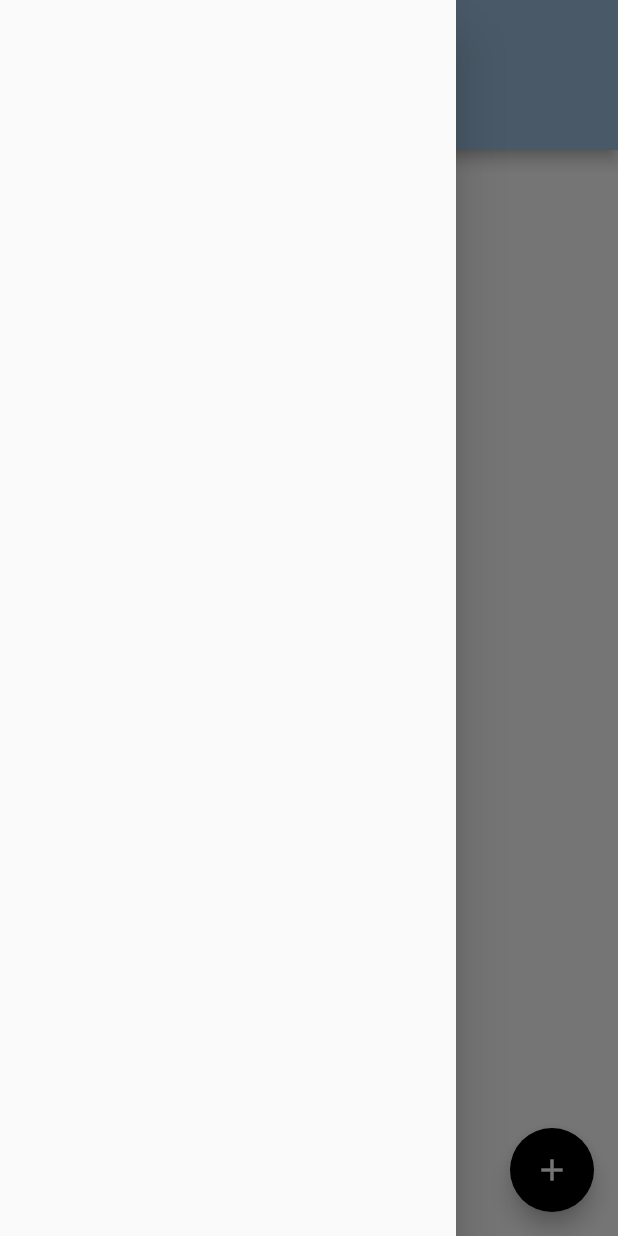
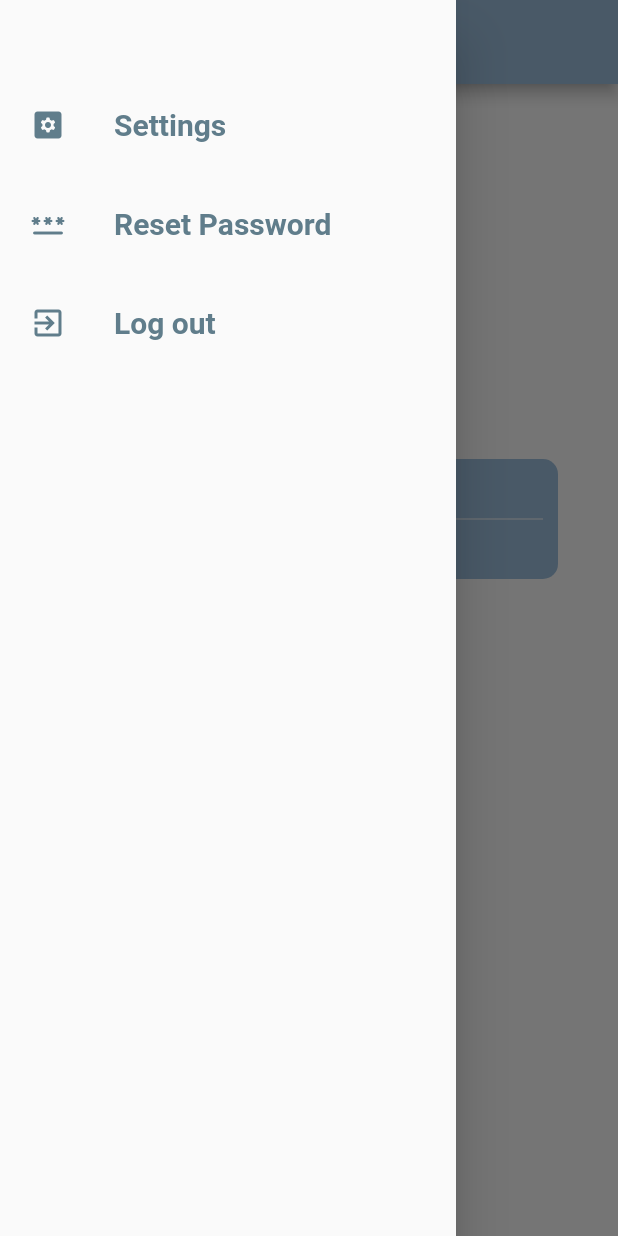
Before and after one commit to mansi05041/Child_Vaccination_Management_System, a Flutter app: the Profile screen opened directly, with the side drawer open, on a phone screen of 412 x 824 dp. Run offline on Flutter 3.47's test engine with Material 2 defaults, Android fonts, the phone set to English and light mode, and no system bars; our stand-ins replace animated_splash_screen, cloud_firestore, datetime_picker_formfield, firebase_auth, firebase_core, google_fonts and 3 more; accounts and stored records are empty.

Commit message:
Update Profile.dart

```diff
--- a/lib/screen/pages/Profile.dart
+++ b/lib/screen/pages/Profile.dart
@@ -1,5 +1,7 @@
 import 'package:child_vaccination/helper/helperFunction.dart';
-import 'package:child_vaccination/screen/childCreate.dart';
+import 'package:child_vaccination/screen/LoginPage.dart';
+import 'package:child_vaccination/screen/ResetPassword.dart';
+import 'package:child_vaccination/screen/setting.dart';
 import 'package:child_vaccination/services/authenticationService.dart';
 import 'package:flutter/material.dart';
 
@@ -11,40 +13,44 @@ class Profile extends StatefulWidget {
 }
 
 class _ProfileState extends State<Profile> {
-  String Pname = "";
+  String name = "";
+  String email = "";
   bool _isLoading = false;
+  bool _isVerified = false;
   AuthenticationService authenticationService = AuthenticationService();
 
-  @override
   @override
   void initState() {
     super.initState();
     gettingUserData();
   }
 
-  // function to get the user data
   Future<void> gettingUserData() async {
+    // show the loading detector
     setState(() {
       _isLoading = true;
     });
 
     try {
-      // fetch the username from shared preferences
-      String? userName = await HelperFunction.getUserName();
-      if (userName == null) {
-        // user not found
+      // fetch the user Email from shared preference
+      await HelperFunction.getUserEmail().then((value) {
         setState(() {
-          Pname = "Unknown";
+          email = value!;
         });
-      } else {
+      });
+      // fetch the name from shared prefernce
+      await HelperFunction.getUserName().then((value) {
         setState(() {
-          Pname = userName;
+          name = value!;
         });
-      }
+      });
     } catch (e) {
-      throw (e);
+      setState(() {
+        name = "Unknown";
+        email = "unknown@Email";
+      });
     } finally {
-      // hide loading indicator
+      // hide the loading indicator
       setState(() {
         _isLoading = false;
       });
@@ -54,43 +60,201 @@ class _ProfileState extends State<Profile> {
   @override
   Widget build(BuildContext context) {
     return Scaffold(
+      resizeToAvoidBottomInset: false,
       appBar: AppBar(
         backgroundColor: Theme.of(context).primaryColor,
-        toolbarHeight: 100,
       ),
-      drawer: Drawer(),
-      body: Center(
-        child: SingleChildScrollView(
+      drawer: Drawer(
+        child: ListView(
+          padding: const EdgeInsets.symmetric(vertical: 50),
+          children: <Widget>[
+            ListTile(
+              onTap: () async {
+                Navigator.of(context).push(
+                  MaterialPageRoute(builder: (context) => const SettingPage()),
+                );
+              },
+              contentPadding:
+                  const EdgeInsets.symmetric(horizontal: 20, vertical: 5),
+              leading: const Icon(
+                Icons.settings_applications_rounded,
+                color: Colors.blueGrey,
+              ),
+              title: const Text(
+                "Settings",
+                style: TextStyle(
+                  color: Colors.blueGrey,
+                  fontSize: 20,
+                  fontWeight: FontWeight.bold,
+                ),
+              ),
+            ),
+            ListTile(
+              onTap: () async {
+                showDialog(
+                    barrierDismissible: false,
+                    context: context,
+                    builder: (context) {
+                      return AlertDialog(
+                        title: const Text("Reset Password"),
+                        content:
+                            const Text("Are you sure to reset the password?"),
+                        actions: [
+                          IconButton(
+                            onPressed: () {
+                              Navigator.pop(context);
+                            },
+                            icon: const Icon(
+                              Icons.cancel,
+                              color: Colors.red,
+                            ),
+                          ),
+                          IconButton(
+                            onPressed: () async {
+                              await authenticationService.SignOut();
+                              Navigator.of(context).push(
+                                MaterialPageRoute(
+                                    builder: (context) =>
+                                        const ResetPassword()),
+                              );
+                            },
+                            icon: const Icon(
+                              Icons.done,
+                              color: Colors.green,
+                            ),
+                          ),
+                        ],
+                      );
+                    });
+              },
+              contentPadding:
+                  const EdgeInsets.symmetric(horizontal: 20, vertical: 5),
+              leading: const Icon(
+                Icons.password_rounded,
+                color: Colors.blueGrey,
+              ),
+              title: const Text(
+                "Reset Password",
+                style: TextStyle(
+                  color: Colors.blueGrey,
+                  fontSize: 20,
+                  fontWeight: FontWeight.bold,
+                ),
+              ),
+            ),
+            ListTile(
+              onTap: () async {
+                showDialog(
+                    barrierDismissible: false,
+                    context: context,
+                    builder: (context) {
+                      return AlertDialog(
+                        title: const Text("LogOut"),
+                        content: const Text("Are you sure to logout?"),
+                        actions: [
+                          IconButton(
+                            onPressed: () {
+                              Navigator.pop(context);
+                            },
+                            icon: const Icon(
+                              Icons.cancel,
+                              color: Colors.red,
+                            ),
+                          ),
+                          IconButton(
+                            onPressed: () async {
+                              await authenticationService.SignOut();
+                              Navigator.of(context).pushAndRemoveUntil(
+                                  MaterialPageRoute(
+                                      builder: (context) => const LoginPage()),
+                                  (route) => false);
+                            },
+                            icon: const Icon(
+                              Icons.done,
+                              color: Colors.green,
+                            ),
+                          ),
+                        ],
+                      );
+                    });
+              },
+              contentPadding:
+                  const EdgeInsets.symmetric(horizontal: 20, vertical: 5),
+              leading: const Icon(
+                Icons.exit_to_app_outlined,
+                color: Colors.blueGrey,
+              ),
+              title: const Text(
+                "Log out",
+                style: TextStyle(
+                  color: Colors.blueGrey,
+                  fontSize: 20,
+                  fontWeight: FontWeight.bold,
+                ),
+              ),
+            ),
+          ],
+        ),
+      ),
+      body: SingleChildScrollView(
+        padding: const EdgeInsets.symmetric(horizontal: 40, vertical: 100),
         child: Column(
           mainAxisAlignment: MainAxisAlignment.start,
           children: [
-              // image
             const CircleAvatar(
               radius: 60,
               backgroundImage: AssetImage('assets/images/profile.png'),
             ),
             const SizedBox(
-                height: 10,
+              height: 30,
             ),
-              // name
             Container(
-                margin: const EdgeInsets.symmetric(horizontal: 20),
-                padding:
-                    const EdgeInsets.symmetric(vertical: 10, horizontal: 5),
               decoration: BoxDecoration(
+                color: Theme.of(context).primaryColor,
                 borderRadius: BorderRadius.circular(10),
-                  color: Theme.of(context).primaryColor,
               ),
+              padding: const EdgeInsets.all(10),
               child: Column(
-                  crossAxisAlignment: CrossAxisAlignment.center,
+                crossAxisAlignment: CrossAxisAlignment.start,
                 children: [
+                  Row(
+                    mainAxisAlignment: MainAxisAlignment.spaceBetween,
+                    children: [
+                      const Text(
+                        "User Name",
+                        style: TextStyle(
+                            fontSize: 17,
+                            color: Colors.white,
+                            fontWeight: FontWeight.bold),
+                      ),
                       Text(
-                      '$Pname',
+                        "$name",
+                        style: const TextStyle(
+                            fontSize: 17,
+                            color: Colors.white,
+                            fontWeight: FontWeight.bold),
+                      ),
+                    ],
+                  ),
+                  const Divider(height: 20, color: Colors.white),
+                  Row(
+                    mainAxisAlignment: MainAxisAlignment.spaceBetween,
+                    children: [
+                      const Text(
+                        "Email",
                         style: TextStyle(
-                        fontSize: MediaQuery.of(context).size.width * 0.05,
-                        fontWeight: FontWeight.bold,
+                            fontSize: 17,
                             color: Colors.white,
+                            fontWeight: FontWeight.bold),
                       ),
+                      Text(
+                        "$email",
+                        style: const TextStyle(
+                            fontSize: 17,
+                            color: Colors.white,
+                            fontWeight: FontWeight.bold),
+                      ),
+                    ],
                   ),
                 ],
               ),
@@ -98,25 +262,6 @@ class _ProfileState extends State<Profile> {
           ],
         ),
       ),
-      ),
-      floatingActionButton: FloatingActionButton(
-        onPressed: () {
-          Navigator.push(
-            context,
-            MaterialPageRoute(
-              builder: (context) => CreateNewChild(
-                parentName: Pname,
-              ),
-            ),
-          ).then((value) {
-            if (value != null && value is String) {
-              // handle the result if needed
-            }
-          });
-        },
-        backgroundColor: Colors.black,
-        child: Icon(Icons.add),
-      ),
     );
   }
 }
```
Lines whose indentation alone changed are shown as unchanged.
